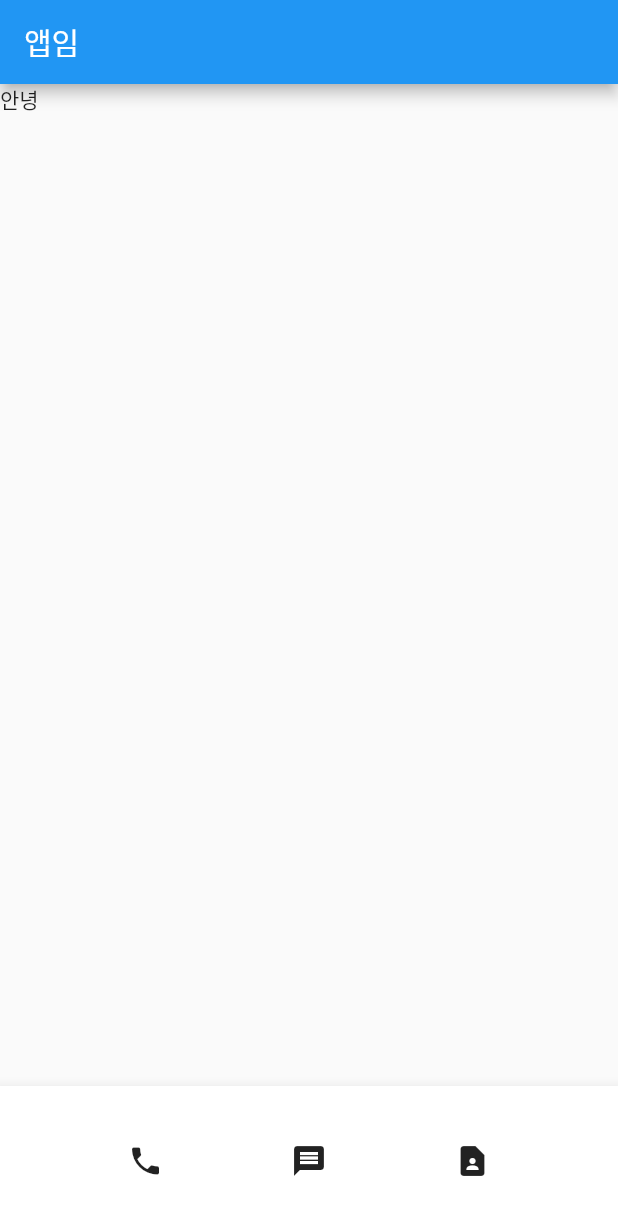
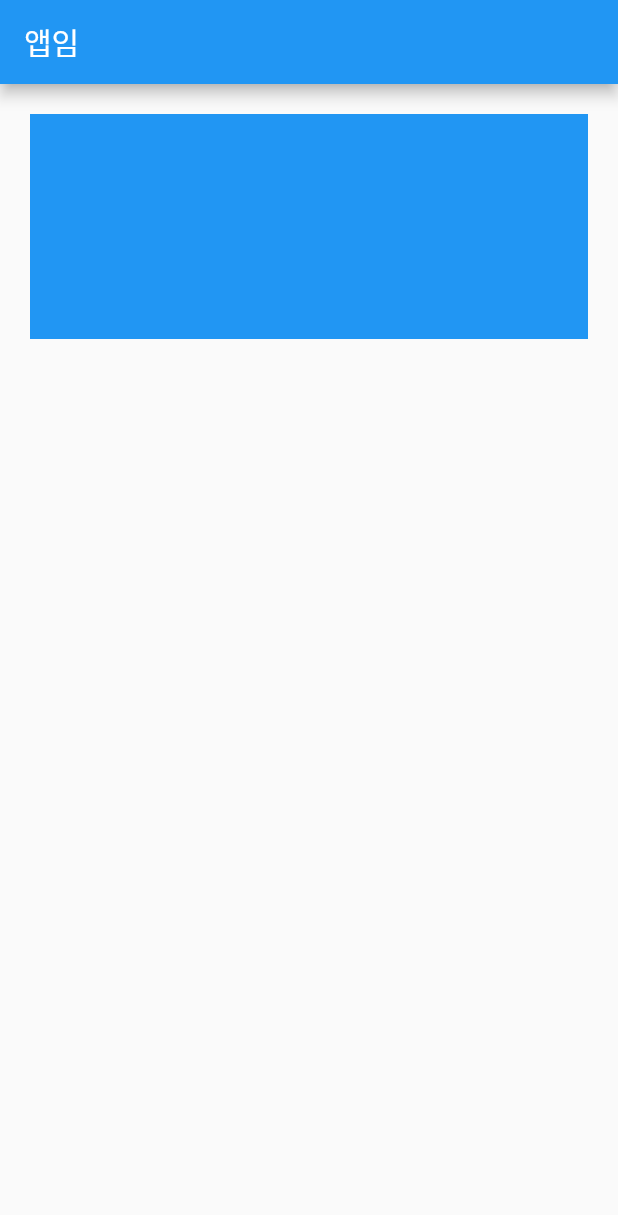
Before and after one commit to yunhaDevGit/flutter_sample_project, a Flutter app: the screen it shows after launch, on a phone screen of 412 x 824 dp. Shown: the top 1215 px of the screen. Run offline on Flutter 3.47's test engine with Material 2 defaults, Android fonts, the phone set to English and light mode, and no system bars.

Commit message:
여러가지 위젯 속성 사용해보기

```diff
--- a/analysis_options.yaml
+++ b/analysis_options.yaml
@@ -22,8 +22,12 @@ linter:
   # `// ignore_for_file: name_of_lint` syntax on the line or in the file
   # producing the lint.
   rules:
+    prefer_typing_uninitialized_variables: false
+    prefer_const_constructors_in_immutables: false
+    prefer_const_constructors: false
+    avoid_print: false
+    prefer_const_literals_to_create_immutables: false
     # avoid_print: false  # Uncomment to disable the `avoid_print` rule
     # prefer_single_quotes: true  # Uncomment to enable the `prefer_single_quotes` rule
-
 # Additional information about this file can be found at
 # https://dart.dev/guides/language/analysis-options
--- a/lib/main.dart
+++ b/lib/main.dart
@@ -33,20 +33,17 @@ class MyApp extends StatelessWidget {
       //   // bottomNavigationBar: BottomAppBar() // 하단에 들어갈 위젯
       // )
       home: Scaffold(
-        appBar: AppBar( title: Text('앱임')),
-        body: Text('안녕'),
-        bottomNavigationBar: BottomAppBar(
-          child: SizedBox( // Container를 사용하면 Lint가 잡아줌 - width, height, child만 쓸 경우 SizedBox 쓰는게 좋음
-                            // Container가 좀 더 무겁기 때문
-            height: 100,
-            child: Row(
-              mainAxisAlignment: MainAxisAlignment.spaceEvenly,
-              children: [
-                Icon(Icons.phone),
-                Icon(Icons.message),
-                Icon(Icons.contact_page),
-              ],
-            ),
+        appBar: AppBar(title: Text('앱임')),
+        body: Align(
+          alignment: Alignment.topCenter,
+          child: Container(
+            width: double.infinity, height: 150, color: Colors.blue, // double.infinity - 무한히 부모를 넘어가지 않는 선에서 꽉채운다
+            margin: EdgeInsets.all(20),
+            padding: EdgeInsets.all(20),
+            // child: Text('dddd'),
+            // decoration: BoxDecoration( // 나머지 속성은 decoration에 넣어야 한다
+            //   border: Border.all(color: Colors.black)
+            // ),
           ),
         ),
       )
```
Also changed, not shown: assets/dog.png (added).
